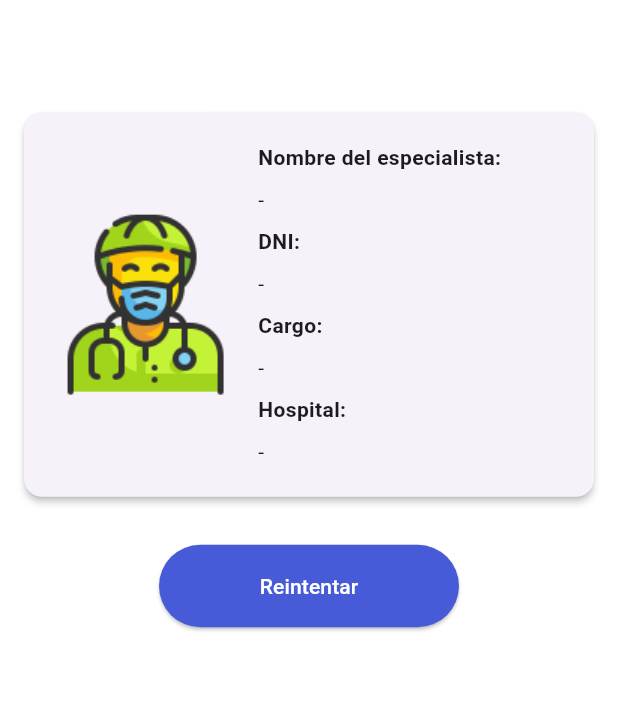
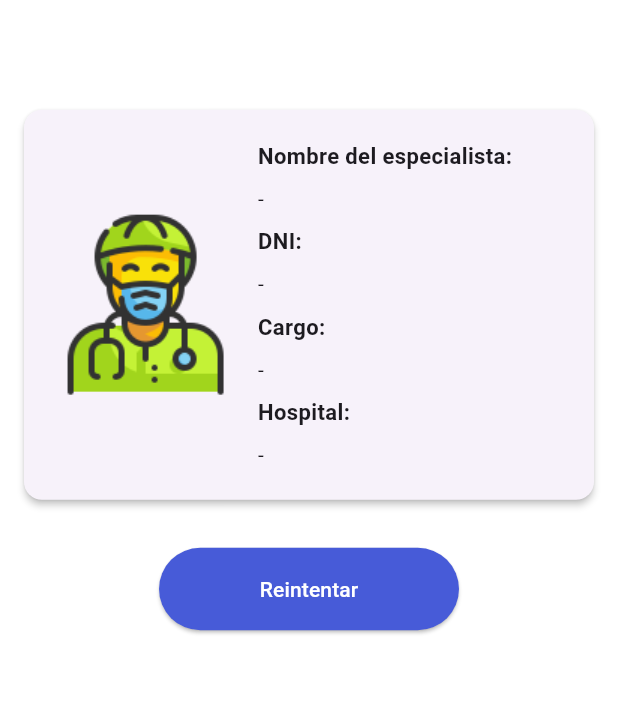
Before and after one commit to PteriScope/PteriScope-Frontend, a Flutter app: the ProfileScreen screen opened directly, on a phone screen of 412 x 824 dp. Shown: the part 266-989 px from the top of the screen. Run offline on Flutter 3.47's test engine with Material 3 defaults, Android fonts, the phone set to English and light mode, and no system bars; our stand-ins replace camera, connectivity_plus, permission_handler, shared_preferences; missing offline and left inert: just_the_tooltip; accounts and stored records are empty; network calls fail.

```diff
--- a/lib/screens/specialist/edit_profile_screen.dart
+++ b/lib/screens/specialist/edit_profile_screen.dart
@@ -171,8 +171,8 @@ class _EditProfileScreenState extends State<EditProfileScreen> {
 
       if (!isCurrentPasswordValidated) {
         showInvalidPasswordDialog();
-        Shared.showPSSnackBar(context, 'Registro fallido', SnackBarType.onlyText,
-            AppConstants.shortSnackBarDuration);
+        Shared.showPSSnackBar(context, 'Registro fallido',
+            SnackBarType.onlyText, AppConstants.shortSnackBarDuration);
       } else {
         Shared.showPSSnackBar(context, 'Actualizando datos...',
             SnackBarType.loading, AppConstants.shortSnackBarDuration);
@@ -248,7 +248,7 @@ class _EditProfileScreenState extends State<EditProfileScreen> {
                   const SizedBox(height: 15),
                   PsTextField(
                       controller: _nameController,
-                      hintText: 'Nombre',
+                      hintText: 'Nombres completos',
                       obscureText: false,
                       inputType: TextInputType.name,
                       isValid: nameValidations
--- a/lib/screens/specialist/profile_screen.dart
+++ b/lib/screens/specialist/profile_screen.dart
@@ -86,6 +86,8 @@ class _ProfileScreenState extends State<ProfileScreen> {
 
   @override
   Widget build(BuildContext context) {
+    double deviceHeight = MediaQuery.of(context).size.height;
+
     return PopScope(
       canPop: false,
       onPopInvoked: (bool didPop) async {
@@ -133,9 +135,12 @@ class _ProfileScreenState extends State<ProfileScreen> {
                             ClipRRect(
                               borderRadius: BorderRadius.circular(
                                   AppConstants.padding / 2.0),
-                              child: const Image(
-                                image: AssetImage('assets/specialist_icon.png'),
-                                height: 150,
+                              child: Image(
+                                image: const AssetImage(
+                                    'assets/specialist_icon.png'),
+                                height: deviceHeight *
+                                    150 /
+                                    AppConstants.referenceDeviceHeight,
                               ),
                             ),
                             Column(
--- a/lib/util/constants.dart
+++ b/lib/util/constants.dart
@@ -5,6 +5,8 @@ class AppConstants {
   static const Color primaryColor = Color(0xFF475BD8);
   static const Color secondaryColor = Color(0xFFFFFBFE);
   static const double padding = 16.0;
+  static const double referenceDeviceWidth = 392.73;
+  static const double referenceDeviceHeight = 825.45;
 
   static const String severePterygium = "Pterigión grave";
   static const Color severeColor = Color(0xFFD70505);
--- a/lib/widgets/ps_column_text.dart
+++ b/lib/widgets/ps_column_text.dart
@@ -30,6 +30,9 @@ class PsColumnText extends StatelessWidget {
         style: (isBold || isResult)
             ? TextStyle(
                 fontWeight: FontWeight.bold,
+                fontSize: MediaQuery.of(context).size.width *
+                    14 /
+                    AppConstants.referenceDeviceWidth,
                 color: isResult ? Shared.getColorResult(text) : null)
             : null,
       ),
```
Also changed, not shown: lib/services/api_service.dart (+11 -8 lines), lib/widgets/ps_header.dart (+5 -2 lines).
